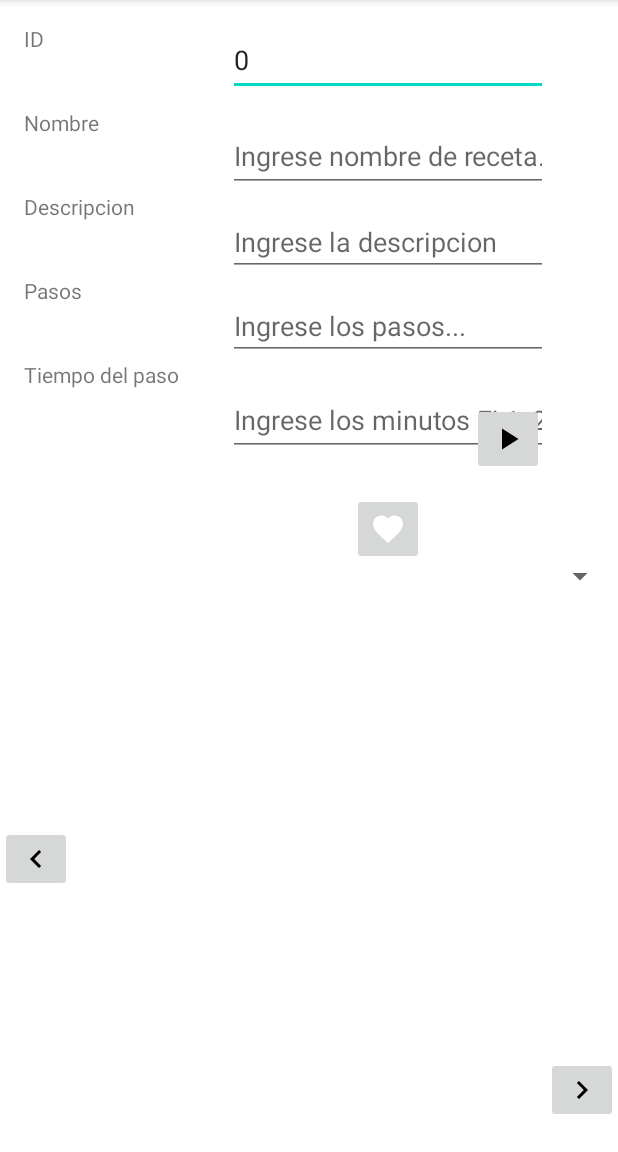
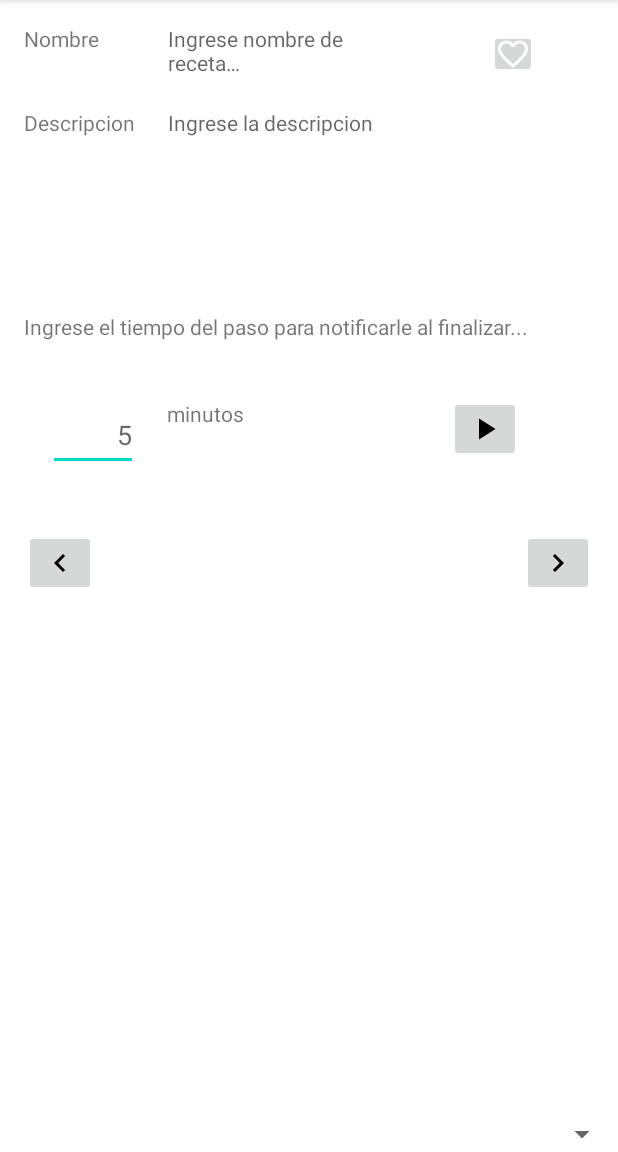
Before and after one commit to gd19016/RecipeSV, an Android app: the fragment VerRecetaFragment shown on its own in the app's theme, after a tap on "Favorito", on a phone screen of 412 x 824 dp, the part 84-1236 px from its top. Run offline under Robolectric (Android 15) with nearby library versions, the phone set to English and light mode, and no system bars.

Commit message:
Mejoras de la pantalla de inicio

```diff
--- a/app/src/main/java/sv/edu/ues/fia/eisi/recipesv/ui/inicio/VerRecetaFragment.kt
+++ b/app/src/main/java/sv/edu/ues/fia/eisi/recipesv/ui/inicio/VerRecetaFragment.kt
@@ -29,8 +29,9 @@ class VerRecetaFragment : Fragment() {
         return inflater.inflate(R.layout.fragment_ver_receta, container, false)
     }
     override fun onViewCreated(view: View, savedInstanceState: Bundle?) {
-        val idReceta: EditText = view.findViewById(R.id.id_receta_input)
-        val nombre: EditText = view.findViewById(R.id.nombre_input)
+        var idReceta: Int? = null
+        val nombre: TextView = view.findViewById(R.id.nombre_input)
+        val descripcionReceta: TextView = view.findViewById(R.id.descripcion_input)
         val favoritoButton: ImageButton = view.findViewById(R.id.btn_favorito)
         val iniciarButton: ImageButton = view.findViewById(R.id.btn_iniciar_conteo)
         val viewVimer: TextView = view.findViewById(R.id.view_timer)
@@ -40,6 +41,7 @@ class VerRecetaFragment : Fragment() {
 
         val tituloPaso: TextView = view.findViewById(R.id.titulo_paso)
         val descripcionPaso: TextView = view.findViewById(R.id.descripcion_paso)
+        val minutosRecordatorio: EditText = view.findViewById(R.id.tiempo_input)
 
         var pasosReceta: List<String>? = null
 
@@ -49,30 +51,28 @@ class VerRecetaFragment : Fragment() {
         val receta = viewModel.recetaActual
 
         if (receta != null) {
-            idReceta.isEnabled = false
-            idReceta.setText(receta.idReceta.toString())
+            idReceta = receta.idReceta
             nombre.setText(receta.nombre)
-
+            descripcionReceta.setText(receta.descripcion)
             pasosReceta = receta.pasos.lines()
-
-
         } else {
-            idReceta.setText("0")
             nombre.setText("")
+            descripcionReceta.setText("")
         }
-
-        //pasosReceta.removeAll(listOf("", null))
 
         val pasosDepurados: List<String>? = pasosReceta?.filter { !it.isNullOrEmpty() }?.toList()
 
-        /*if (pasosReceta.isNullOrEmpty()) {
-            pasosReceta.forEach {
-                pasosDepurados
-            }
-        }*/
-
         if (pasosDepurados != null) {
             numPasosTotales = pasosDepurados.size
+
+            if (numPasosTotales > 0) {
+                numPasoActual = 1
+
+                val indicePaso = numPasoActual - 1
+
+                "Paso: $numPasoActual:".also { tituloPaso.text = it }
+                descripcionPaso.text = pasosDepurados[indicePaso] ?: "Detalle del paso vacío."
+            }
         } else {
             numPasosTotales = 0
             numPasoActual = 0
@@ -134,20 +134,27 @@ class VerRecetaFragment : Fragment() {
         }
 
         iniciarButton.setOnClickListener{
-            val timer = (object : CountDownTimer(20000, 1000) {
+            if (minutosRecordatorio.text.isNullOrEmpty()) {
+                Toast.makeText(requireContext(), "Debe establecer el tiempo en minutos.", Toast.LENGTH_LONG).show()
+                return@setOnClickListener
+            }
+
+            val segundosEspera: Long = minutosRecordatorio.text.toString().toLong() * 60 * 1000
+
+            val timer = (object : CountDownTimer(segundosEspera, 1000) {
                 override fun onTick(millisUntilFinished: Long) {
-                    viewVimer.text = (millisUntilFinished / 1000).toString()
+                    ((millisUntilFinished / 1000).toString() + " segundos para terminar.").also { viewVimer.text = it }
                 }
 
                 override fun onFinish() {
-                    Toast.makeText(requireContext(), "Finished.", Toast.LENGTH_LONG).show()
+                    Toast.makeText(requireContext(), "¡Se terminó el tiempo!.", Toast.LENGTH_LONG).show()
                     val builder = NotificationCompat.Builder(requireContext(), "notif_recipe_sv")
                         .setSmallIcon(R.drawable.ic_button_favorito_lleno)
-                        .setContentTitle("My notification")
-                        .setContentText("Much longer text that cannot fit one line...")
+                        .setContentTitle("Recipe SV")
+                        .setContentText("Se ha completado el tiempo de su recordatorio")
                         .setStyle(
                             NotificationCompat.BigTextStyle()
-                                .bigText("Much longer text that cannot fit one line...")
+                                .bigText("Regrese a la aplicación para seguir con su receta")
                         )
                         .setPriority(NotificationCompat.PRIORITY_DEFAULT)
 
@@ -160,19 +167,19 @@ class VerRecetaFragment : Fragment() {
         }
 
         favoritoButton.setOnClickListener{
-            if (idReceta.text != null) {
-                val application = activity?.application as RegistroRecetaApplication
+            if (idReceta != null) {
+                //val application = activity?.application as RegistroRecetaApplication
                 val viewModelFavorito: InicioViewModel = ViewModelProvider(requireActivity(),
                     InicioViewModelFactory(application.repository)
                     ).get(InicioViewModel::class.java)
 
-                val favoritoEntity: FavoritoEntity? = viewModelFavorito.getFavorito(idReceta.text.toString().toInt(), 0)
+                val favoritoEntity: FavoritoEntity? = viewModelFavorito.getFavorito(idReceta, 0)
 
                 if (favoritoEntity != null) {
                     viewModelFavorito.delete(
                         FavoritoEntity(
                             0,
-                            idReceta.text.toString().toInt()
+                            idReceta
                         )
                     )
                     favoritoButton.setImageDrawable(ContextCompat.getDrawable(requireContext(), R.drawable.ic_button_favorito_borde))
@@ -180,7 +187,7 @@ class VerRecetaFragment : Fragment() {
                     viewModelFavorito.insert(
                         FavoritoEntity(
                             0,
-                            idReceta.text.toString().toInt(),
+                            idReceta
                         )
                     )
                     favoritoButton.setImageDrawable(ContextCompat.getDrawable(requireContext(), R.drawable.ic_button_favorito_lleno))
--- a/app/src/main/java/sv/edu/ues/fia/eisi/recipesv/ui/receta/GuardarRecetaFragment.kt
+++ b/app/src/main/java/sv/edu/ues/fia/eisi/recipesv/ui/receta/GuardarRecetaFragment.kt
@@ -43,7 +43,7 @@ class GuardarRecetaFragment : Fragment() {
             nombre.setText(receta.nombre)
             descripcion.setText(receta.descripcion)
             pasos.setText(receta.pasos)
-            tiempo.setText(receta.tiempo)
+            tiempo.setText(receta.tiempo.toString())
         } else {
             idReceta.setText("0")
             nombre.setText("")
--- a/app/src/main/res/layout/fragment_ver_receta.xml
+++ b/app/src/main/res/layout/fragment_ver_receta.xml
@@ -8,29 +8,19 @@
     tools:ignore="ExtraText">
 
     <TextView
-        android:id="@+id/id_label"
-        android:layout_width="120dp"
-        android:layout_height="40dp"
-        android:layout_marginStart="16dp"
-        android:layout_marginTop="16dp"
-        android:text="@string/id_receta"
-        app:layout_constraintStart_toStartOf="parent"
-        app:layout_constraintTop_toTopOf="parent" />
-
-    <TextView
         android:id="@+id/nombre_label"
-        android:layout_width="120dp"
+        android:layout_width="80dp"
         android:layout_height="40dp"
         android:layout_marginStart="16dp"
         android:layout_marginTop="16dp"
         android:text="@string/nombre_receta"
         app:layout_constraintStart_toStartOf="parent"
-        app:layout_constraintTop_toBottomOf="@id/id_label" />
+        app:layout_constraintTop_toTopOf="parent" />
 
     <TextView
         android:id="@+id/descripcion_label"
-        android:layout_width="120dp"
-        android:layout_height="40dp"
+        android:layout_width="80dp"
+        android:layout_height="120dp"
         android:layout_marginStart="16dp"
         android:layout_marginTop="16dp"
         android:text="@string/descripcion_receta"
@@ -38,123 +28,91 @@
         app:layout_constraintTop_toBottomOf="@id/nombre_label" />
 
     <TextView
-        android:id="@+id/pasos_label"
-        android:layout_width="120dp"
-        android:layout_height="40dp"
-        android:layout_marginStart="16dp"
-        android:layout_marginTop="16dp"
-        android:text="@string/pasos_receta"
-        app:layout_constraintStart_toStartOf="parent"
-        app:layout_constraintTop_toBottomOf="@id/descripcion_label" />
-
-    <TextView
-        android:id="@+id/tiempo_label"
-        android:layout_width="120dp"
-        android:layout_height="40dp"
-        android:layout_marginStart="16dp"
-        android:layout_marginTop="16dp"
-        android:text="@string/tiempo_receta"
-        app:layout_constraintStart_toStartOf="parent"
-        app:layout_constraintTop_toBottomOf="@id/pasos_label" />
-
-    <EditText
-        android:id="@+id/id_receta_input"
-        android:layout_width="wrap_content"
-        android:layout_height="48dp"
-        android:layout_marginStart="16dp"
-        android:layout_marginTop="16dp"
-        android:ems="10"
-        android:hint="@string/ing_id_receta"
-        android:importantForAutofill="no"
-        android:inputType="text"
-        app:layout_constraintStart_toEndOf="@+id/id_label"
-        app:layout_constraintTop_toTopOf="parent" />
-
-    <EditText
         android:id="@+id/nombre_input"
         android:layout_width="wrap_content"
-        android:layout_height="48dp"
+        android:layout_height="40dp"
         android:layout_marginStart="16dp"
         android:layout_marginTop="16dp"
         android:ems="10"
         android:hint="@string/ing_nombre_receta"
         android:importantForAutofill="no"
-        android:inputType="text"
         app:layout_constraintStart_toEndOf="@+id/nombre_label"
-        app:layout_constraintTop_toBottomOf="@id/id_receta_input" />
+        app:layout_constraintTop_toTopOf="parent" />
 
-    <EditText
+    <ImageButton
+        android:id="@+id/btn_favorito"
+        android:layout_width="32dp"
+        android:layout_height="32dp"
+        android:contentDescription="@string/favorito_hint"
+        android:minHeight="48dp"
+        android:src="@drawable/ic_button_favorito_borde"
+        app:layout_constraintBottom_toTopOf="@+id/descripcion_input"
+        app:layout_constraintEnd_toEndOf="parent"
+        app:layout_constraintStart_toEndOf="@+id/nombre_input"
+        app:layout_constraintTop_toTopOf="parent" />
+
+    <TextView
         android:id="@+id/descripcion_input"
         android:layout_width="wrap_content"
-        android:layout_height="40dp"
+        android:layout_height="116dp"
         android:layout_marginStart="16dp"
         android:layout_marginTop="16dp"
         android:ems="10"
         android:hint="@string/ing_descripcion_receta"
         android:importantForAutofill="no"
-        android:inputType="textMultiLine"
         android:maxLines="3"
         android:minLines="2"
         android:scrollbars="vertical"
         app:layout_constraintStart_toEndOf="@+id/descripcion_label"
         app:layout_constraintTop_toBottomOf="@id/nombre_input" />
 
+    <TextView
+        android:id="@+id/recordatorio_label"
+        android:layout_width="wrap_content"
+        android:layout_height="42dp"
+        android:layout_marginStart="16dp"
+        android:layout_marginTop="16dp"
+        android:text="@string/ing_tiempo_recordatorio"
+        app:layout_constraintStart_toStartOf="parent"
+        app:layout_constraintTop_toBottomOf="@id/descripcion_label" />
+
     <EditText
-        android:id="@+id/pasos_input"
-        android:layout_width="wrap_content"
+        android:id="@+id/tiempo_input"
+        android:layout_width="60dp"
+        android:layout_height="48dp"
+        android:layout_marginStart="32dp"
+        android:layout_marginTop="16dp"
+        android:ems="10"
+        android:hint="5"
+        android:importantForAutofill="no"
+        android:inputType="number"
+        android:textAlignment="textEnd"
+        app:layout_constraintStart_toStartOf="parent"
+        app:layout_constraintTop_toBottomOf="@id/recordatorio_label" />
+
+    <TextView
+        android:id="@+id/minutos_label"
+        android:layout_width="120dp"
         android:layout_height="40dp"
         android:layout_marginStart="16dp"
         android:layout_marginTop="16dp"
-        android:ems="10"
-        android:hint="@string/ing_pasos_receta"
-        android:importantForAutofill="no"
-        android:inputType="textMultiLine"
-        android:maxLines="3"
-        android:minLines="2"
-        android:scrollbars="vertical"
-        app:layout_constraintStart_toEndOf="@+id/pasos_label"
-        app:layout_constraintTop_toBottomOf="@id/descripcion_input" />
-
-    <EditText
-        android:id="@+id/tiempo_input"
-        android:layout_width="wrap_content"
-        android:layout_height="48dp"
-        android:layout_marginStart="16dp"
-        android:layout_marginTop="16dp"
-        android:ems="10"
-        android:hint="@string/ing_tiempo_receta"
-        android:importantForAutofill="no"
-        android:inputType="text"
-        app:layout_constraintStart_toEndOf="@+id/tiempo_label"
-        app:layout_constraintTop_toBottomOf="@id/pasos_input" />
-
-    <ImageButton
-        android:id="@+id/btn_favorito"
-        android:layout_width="wrap_content"
-        android:layout_height="wrap_content"
-        android:contentDescription="@string/favorito_hint"
-        android:minHeight="48dp"
-        android:src="@drawable/ic_button_favorito_borde"
-        app:layout_constraintBottom_toBottomOf="parent"
-        app:layout_constraintEnd_toEndOf="parent"
-        app:layout_constraintHorizontal_bias="0.644"
-        app:layout_constraintStart_toStartOf="parent"
-        app:layout_constraintTop_toBottomOf="@+id/tiempo_input"
-        app:layout_constraintVertical_bias="0.06" />
+        android:text="@string/minutos_label"
+        app:layout_constraintStart_toEndOf="@id/tiempo_input"
+        app:layout_constraintTop_toBottomOf="@id/recordatorio_label" />
 
     <ImageButton
         android:id="@+id/btn_iniciar_conteo"
         android:layout_width="wrap_content"
         android:layout_height="wrap_content"
         android:contentDescription="@string/iniciar_conteo_hint"
-        android:minHeight="48dp"
+        android:minHeight="40dp"
         android:src="@drawable/ic_button_start"
         app:layout_constraintBottom_toBottomOf="parent"
         app:layout_constraintEnd_toEndOf="parent"
-        app:layout_constraintHorizontal_bias="0.395"
-        app:layout_constraintStart_toEndOf="@id/btn_favorito"
-        app:layout_constraintTop_toBottomOf="@+id/pasos_input"
-        app:layout_constraintVertical_bias="0.06" />
+        app:layout_constraintHorizontal_bias="0.523"
+        app:layout_constraintStart_toEndOf="@id/minutos_label"
+        app:layout_constraintTop_toBottomOf="@+id/recordatorio_label"
+        app:layout_constraintVertical_bias="0.029" />
 
     <TextView
         android:id="@+id/view_timer"
@@ -162,51 +120,52 @@
         android:layout_height="wrap_content"
         app:layout_constraintBottom_toBottomOf="parent"
         app:layout_constraintEnd_toEndOf="parent"
-        app:layout_constraintStart_toStartOf="parent" />
+        app:layout_constraintHorizontal_bias="0.498"
+        app:layout_constraintStart_toStartOf="parent"
+        app:layout_constraintTop_toBottomOf="@id/minutos_label"
+        app:layout_constraintVertical_bias="0.019" />
+
+    <TextView
+        android:id="@+id/titulo_paso"
+        android:layout_width="wrap_content"
+        android:layout_height="wrap_content"
+        android:layout_marginStart="16dp"
+        android:text=""
+        app:layout_constraintStart_toStartOf="parent"
+        app:layout_constraintTop_toBottomOf="@id/view_timer" />
+
+    <ImageButton
+        android:id="@+id/btn_anterior"
+        android:layout_width="wrap_content"
+        android:layout_height="wrap_content"
+        android:layout_marginStart="16dp"
+        android:src="@drawable/ic_button_previous"
+        app:layout_constraintStart_toStartOf="parent"
+        app:layout_constraintTop_toBottomOf="@+id/titulo_paso" />
+
+    <TextView
+        android:id="@+id/descripcion_paso"
+        android:layout_width="wrap_content"
+        android:layout_height="120dp"
+        android:text=""
+        app:layout_constraintStart_toStartOf="@+id/btn_anterior"
+        app:layout_constraintTop_toBottomOf="@+id/titulo_paso"
+        app:layout_constraintEnd_toStartOf="@+id/btn_siguiente"/>
+
+    <ImageButton
+        android:id="@+id/btn_siguiente"
+        android:layout_width="wrap_content"
+        android:layout_height="wrap_content"
+        android:layout_marginEnd="16dp"
+        android:src="@drawable/ic_button_next"
+        app:layout_constraintEnd_toEndOf="parent"
+        app:layout_constraintTop_toBottomOf="@+id/titulo_paso" />
 
     <Spinner
         android:id="@+id/spinner"
         android:layout_width="409dp"
         android:layout_height="wrap_content"
-        android:layout_marginTop="372dp"
-        app:layout_constraintEnd_toEndOf="parent"
-        app:layout_constraintStart_toStartOf="parent"
-        app:layout_constraintTop_toTopOf="parent" />
-
-    <TextView
-        android:id="@+id/titulo_paso"
-        android:layout_width="wrap_content"
-        android:layout_height="wrap_content"
-        android:text=""
-        app:layout_constraintEnd_toEndOf="parent"
-        app:layout_constraintStart_toStartOf="parent"
-        app:layout_constraintTop_toBottomOf="@+id/spinner" />
-
-    <TextView
-        android:id="@+id/descripcion_paso"
-        android:layout_width="wrap_content"
-        android:layout_height="wrap_content"
-        android:text=""
-        app:layout_constraintBottom_toTopOf="@+id/view_timer"
-        app:layout_constraintEnd_toStartOf="@+id/btn_siguiente"
-        app:layout_constraintStart_toEndOf="@+id/btn_anterior"
-        app:layout_constraintTop_toBottomOf="@+id/titulo_paso" />
-
-    <ImageButton
-        android:id="@+id/btn_siguiente"
-        android:layout_width="wrap_content"
-        android:layout_height="wrap_content"
-        android:src="@drawable/ic_button_next"
-        app:layout_constraintBottom_toTopOf="@+id/view_timer"
+        app:layout_constraintBottom_toBottomOf="parent"
         app:layout_constraintEnd_toEndOf="parent" />
 
-    <ImageButton
-        android:id="@+id/btn_anterior"
-        android:layout_width="wrap_content"
-        android:layout_height="wrap_content"
-        android:src="@drawable/ic_button_previous"
-        app:layout_constraintBottom_toTopOf="@+id/view_timer"
-        app:layout_constraintStart_toStartOf="parent"
-        app:layout_constraintTop_toTopOf="@+id/titulo_paso" />
-
 </androidx.constraintlayout.widget.ConstraintLayout>
--- a/app/src/main/res/values/strings.xml
+++ b/app/src/main/res/values/strings.xml
@@ -62,6 +62,8 @@
     <string name="channel_name">notif_recipesv</string>
     <string name="channel_description">Notificaciones de RecipeSV</string>
     <string name="detalle_receta">Detalle Receta</string>
+    <string name="minutos_label">" minutos"</string>
+    <string name="ing_tiempo_recordatorio">Ingrese el tiempo del paso para notificarle al finalizar...</string>
 
 
 </resources>
```
